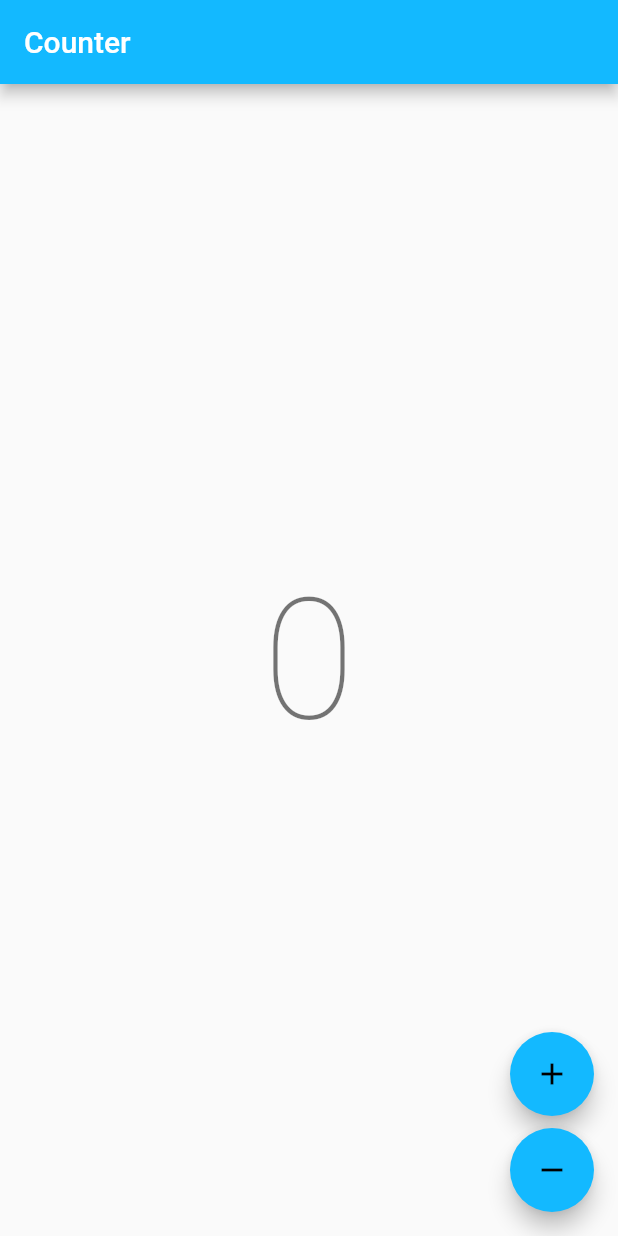
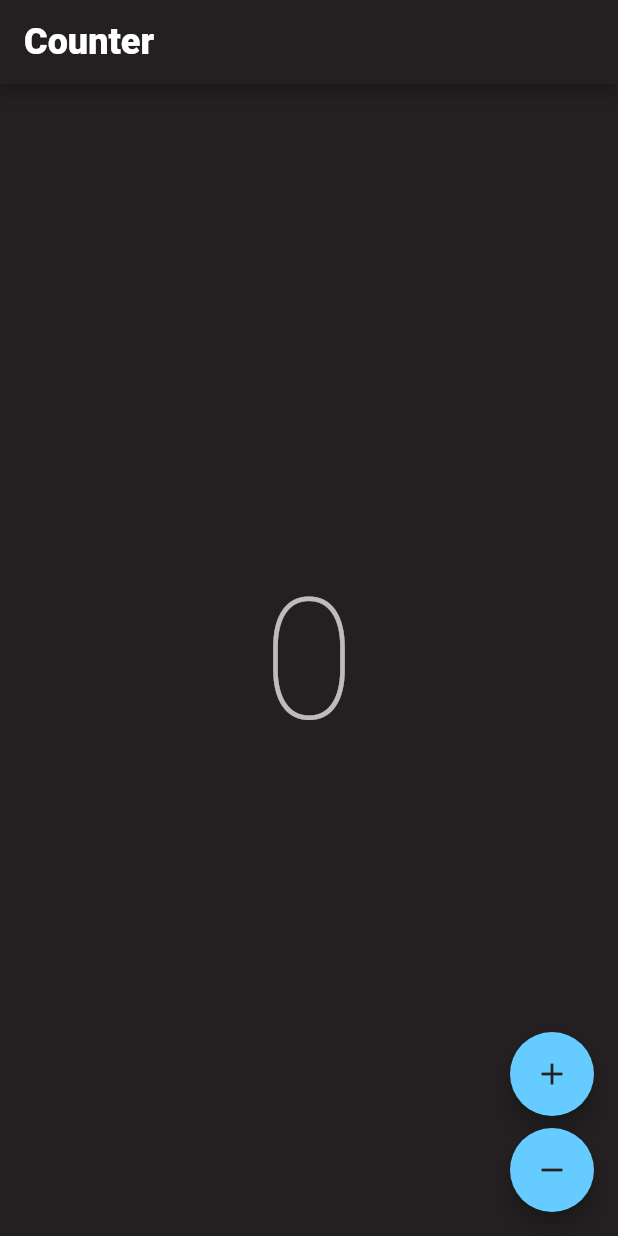
Before and after one commit to aumb/portfolio_two, a Flutter app: the screen it shows after launch, on a phone screen of 412 x 824 dp. Run offline on Flutter 3.47's test engine with Material 2 defaults, Android fonts, the phone set to English and light mode, and no system bars; our stand-ins replace bloc, firebase_core, flutter_bloc; accounts and stored records are empty; generated files the repository leaves out were written again.

Commit message:
feat: setup app theme, and colors

```diff
--- a/lib/presentation/app/view/app.dart
+++ b/lib/presentation/app/view/app.dart
@@ -9,6 +9,7 @@ import 'package:flutter/material.dart';
 import 'package:flutter_localizations/flutter_localizations.dart';
 import 'package:portfolio_two/presentation/features/counter/counter.dart';
 import 'package:portfolio_two/resources/l10n/l10n.dart';
+import 'package:portfolio_two/resources/theme/theme.dart';
 
 class App extends StatelessWidget {
   const App({super.key});
@@ -16,12 +17,7 @@ class App extends StatelessWidget {
   @override
   Widget build(BuildContext context) {
     return MaterialApp(
-      theme: ThemeData(
-        appBarTheme: const AppBarTheme(color: Color(0xFF13B9FF)),
-        colorScheme: ColorScheme.fromSwatch(
-          accentColor: const Color(0xFF13B9FF),
-        ),
-      ),
+      theme: CustomTheme.dark,
       localizationsDelegates: const [
         AppLocalizations.delegate,
         GlobalMaterialLocalizations.delegate,
--- /dev/null
+++ b/lib/resources/colors/colors.dart
@@ -0,0 +1 @@
+export 'custom_colors.dart';
--- /dev/null
+++ b/lib/resources/colors/custom_colors.dart
@@ -0,0 +1,12 @@
+import 'package:flutter/material.dart';
+
+class CustomColors {
+  static const accentColor = Color(0xFF66CCFF);
+  static const cardColor = Color(0xFF313231);
+  static const backgroundColor = Color(0xFF242021);
+  static const chipBackgroundColor = Color(0xFF424242);
+  static const secondaryAccent = Color(0xFFFFB74D);
+  static const errorColor = Color(0xFFEF5350);
+  static const white87 = Color.fromRGBO(255, 255, 255, 0.87);
+  static const white60 = Color.fromRGBO(255, 255, 255, 0.6);
+}
--- /dev/null
+++ b/lib/resources/text_theme/custom_text_theme.dart
@@ -0,0 +1,45 @@
+import 'package:flutter/material.dart';
+import 'package:portfolio_two/resources/colors/colors.dart';
+
+class CustomTextTheme {
+  static TextTheme get darkTextTheme => ThemeData.dark().textTheme.copyWith(
+        headline4: const TextStyle(
+          color: CustomColors.white87,
+          fontWeight: FontWeight.w800,
+          fontSize: 32,
+        ),
+        headline5: const TextStyle(
+          color: CustomColors.white87,
+          fontWeight: FontWeight.w300,
+          fontSize: 20,
+        ),
+        headline6: const TextStyle(
+          color: CustomColors.white87,
+          fontSize: 24,
+          fontWeight: FontWeight.w800,
+        ),
+        subtitle2: const TextStyle(
+          color: CustomColors.white87,
+        ),
+        subtitle1: const TextStyle(
+          color: CustomColors.white87,
+        ),
+        caption: const TextStyle(
+          color: CustomColors.white60,
+        ),
+        button: const TextStyle(
+          color: CustomColors.backgroundColor,
+          fontWeight: FontWeight.w200,
+        ),
+        bodyText2: const TextStyle(
+          color: CustomColors.white87,
+          fontSize: 18,
+          fontWeight: FontWeight.normal,
+        ),
+        bodyText1: const TextStyle(
+          color: CustomColors.white87,
+          fontSize: 16,
+          fontWeight: FontWeight.normal,
+        ),
+      );
+}
--- /dev/null
+++ b/lib/resources/text_theme/text_theme.dart
@@ -0,0 +1 @@
+export 'custom_text_theme.dart';
--- /dev/null
+++ b/lib/resources/theme/custom_theme.dart
@@ -0,0 +1,94 @@
+import 'package:flutter/material.dart';
+import 'package:portfolio_two/resources/colors/colors.dart';
+import 'package:portfolio_two/resources/text_theme/text_theme.dart';
+
+class CustomTheme {
+  static final dark = ThemeData(
+    floatingActionButtonTheme: const FloatingActionButtonThemeData(
+      foregroundColor: CustomColors.backgroundColor,
+    ),
+    appBarTheme: const AppBarTheme(
+      color: CustomColors.backgroundColor,
+      iconTheme: IconThemeData(
+        color: CustomColors.white87,
+      ),
+    ),
+    textSelectionTheme: const TextSelectionThemeData(
+      selectionColor: CustomColors.accentColor,
+      selectionHandleColor: CustomColors.accentColor,
+    ),
+    primarySwatch: _swatch,
+    colorScheme: ColorScheme.fromSwatch(
+      primarySwatch: _swatch,
+      accentColor: CustomColors.accentColor,
+      errorColor: CustomColors.errorColor,
+      brightness: Brightness.dark,
+      cardColor: CustomColors.cardColor,
+      backgroundColor: CustomColors.backgroundColor,
+    ),
+    errorColor: CustomColors.errorColor,
+    secondaryHeaderColor: CustomColors.secondaryAccent,
+    cardColor: CustomColors.cardColor,
+    canvasColor: CustomColors.accentColor,
+    scaffoldBackgroundColor: CustomColors.backgroundColor,
+    backgroundColor: CustomColors.backgroundColor,
+    hintColor: Colors.white38,
+    textTheme: CustomTextTheme.darkTextTheme,
+    iconTheme: const IconThemeData(
+      size: 16,
+      color: CustomColors.accentColor,
+    ),
+    inputDecorationTheme: const InputDecorationTheme(
+      labelStyle: TextStyle(
+        color: Colors.white38,
+      ),
+      disabledBorder: OutlineInputBorder(
+        borderSide: BorderSide(
+          color: CustomColors.accentColor,
+        ),
+      ),
+      focusedBorder: OutlineInputBorder(
+        borderSide: BorderSide(
+          color: CustomColors.backgroundColor,
+        ),
+      ),
+    ),
+    chipTheme: const ChipThemeData(
+      backgroundColor: CustomColors.chipBackgroundColor,
+      labelStyle: TextStyle(
+        color: Colors.white38,
+      ),
+      secondaryLabelStyle: TextStyle(
+        color: CustomColors.accentColor,
+      ),
+      secondarySelectedColor: CustomColors.accentColor,
+      padding: EdgeInsets.zero,
+      shape: StadiumBorder(),
+      selectedColor: CustomColors.accentColor,
+      labelPadding: EdgeInsets.symmetric(horizontal: 8),
+      brightness: Brightness.dark,
+      disabledColor: Colors.grey,
+    ),
+    tooltipTheme: const TooltipThemeData(
+      decoration: BoxDecoration(
+        color: CustomColors.accentColor,
+      ),
+    ),
+  );
+
+  static const _swatch = MaterialColor(
+    0xFF242729,
+    <int, Color>{
+      50: CustomColors.cardColor,
+      100: CustomColors.cardColor,
+      200: CustomColors.cardColor,
+      300: CustomColors.cardColor,
+      400: CustomColors.cardColor,
+      500: CustomColors.backgroundColor,
+      600: CustomColors.backgroundColor,
+      700: CustomColors.backgroundColor,
+      800: CustomColors.backgroundColor,
+      900: CustomColors.backgroundColor,
+    },
+  );
+}
--- /dev/null
+++ b/lib/resources/theme/theme.dart
@@ -0,0 +1 @@
+export 'custom_theme.dart';
```
